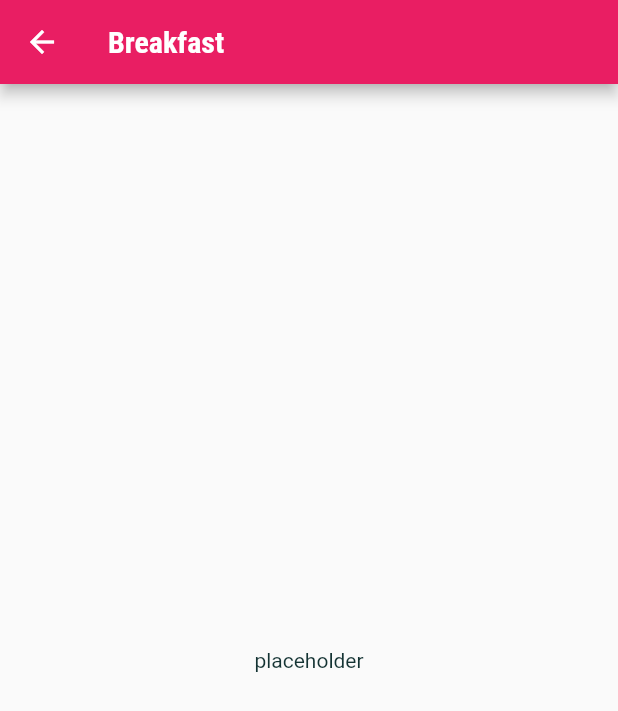
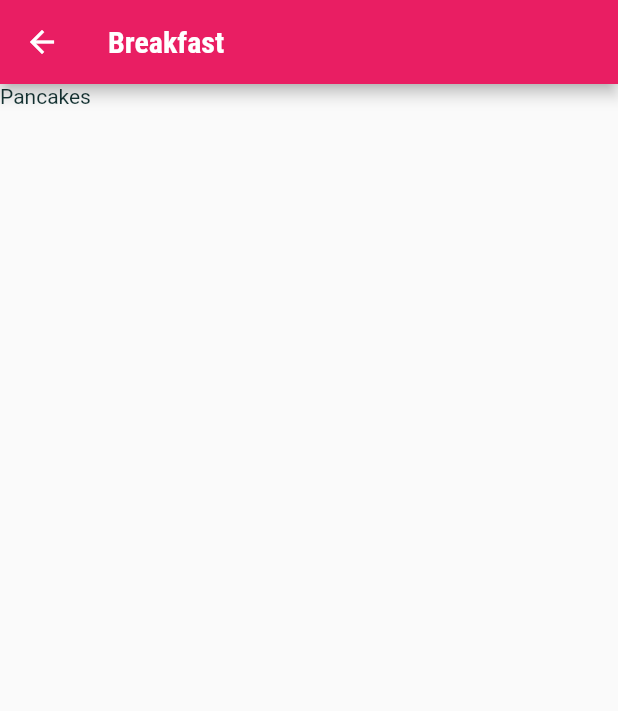
Before and after one commit to babarobat/flutter-meals-app, a Flutter app: the screen it shows after launch, after a tap on "Breakfast", on a phone screen of 412 x 824 dp. Shown: the top 711 px of the screen. Run offline on Flutter 3.47's test engine with Material 2 defaults, Android fonts, the phone set to English and light mode, and no system bars.

Commit message:
map data in detail screen

```diff
--- a/lib/views/categories_screen.dart
+++ b/lib/views/categories_screen.dart
@@ -8,7 +8,9 @@ class CategoriesScreen extends StatelessWidget {
   @override
   Widget build(BuildContext context) {
     return Scaffold(
-      appBar: AppBar(title: const Text("Meals"),),
+      appBar: AppBar(
+        title: const Text("Meals"),
+      ),
       body: Padding(
         padding: const EdgeInsets.all(15.0),
         child: GridView(
@@ -16,6 +18,7 @@ class CategoriesScreen extends StatelessWidget {
               .map((category) => CategoryItem(
                     color: category.color,
                     title: category.title,
+                    id: category.id,
                   ))
               .toList(),
           gridDelegate: const SliverGridDelegateWithMaxCrossAxisExtent(
--- a/lib/views/category_item.dart
+++ b/lib/views/category_item.dart
@@ -6,11 +6,13 @@ import 'category_meals_screen.dart';
 class CategoryItem extends StatelessWidget {
   final String title;
   final Color color;
+  final String id;
 
   const CategoryItem({
     Key? key,
     this.title = "category item",
     this.color = Colors.white,
+    required this.id,
   }) : super(key: key);
 
   void _openMealsScreen(BuildContext context) {
@@ -18,7 +20,8 @@ class CategoryItem extends StatelessWidget {
       context,
       Routs.categoryMeals,
       arguments: {
-        'title':title
+        'title': title,
+        'id': id,
       },
     );
   }
--- a/lib/views/category_meals_screen.dart
+++ b/lib/views/category_meals_screen.dart
@@ -1,5 +1,8 @@
+import 'package:flutter/cupertino.dart';
 import 'package:flutter/material.dart';
 import 'package:meals/ext/build_context_extensions.dart';
+import 'package:meals/models/dummy_data.dart';
+import 'package:meals/models/meal.dart';
 
 class CategoryMealsScreen extends StatelessWidget {
   const CategoryMealsScreen({Key? key}) : super(key: key);
@@ -7,13 +10,20 @@ class CategoryMealsScreen extends StatelessWidget {
   @override
   Widget build(BuildContext context) {
     final String title = context.getArg('title');
+    final String id = context.getArg('id');
+    final List<Meal> meals = DUMMY_MEALS
+        .where((element) => element.categories.contains(id))
+        .toList();
 
     return Scaffold(
       appBar: AppBar(
         title: Text(title),
       ),
-      body: Center(
-        child: Text('placeholder'),
+      body: ListView.builder(
+        itemCount: meals.length,
+        itemBuilder: (ctx, index) {
+          return Text(meals[index].title);
+        },
       ),
     );
   }
```
